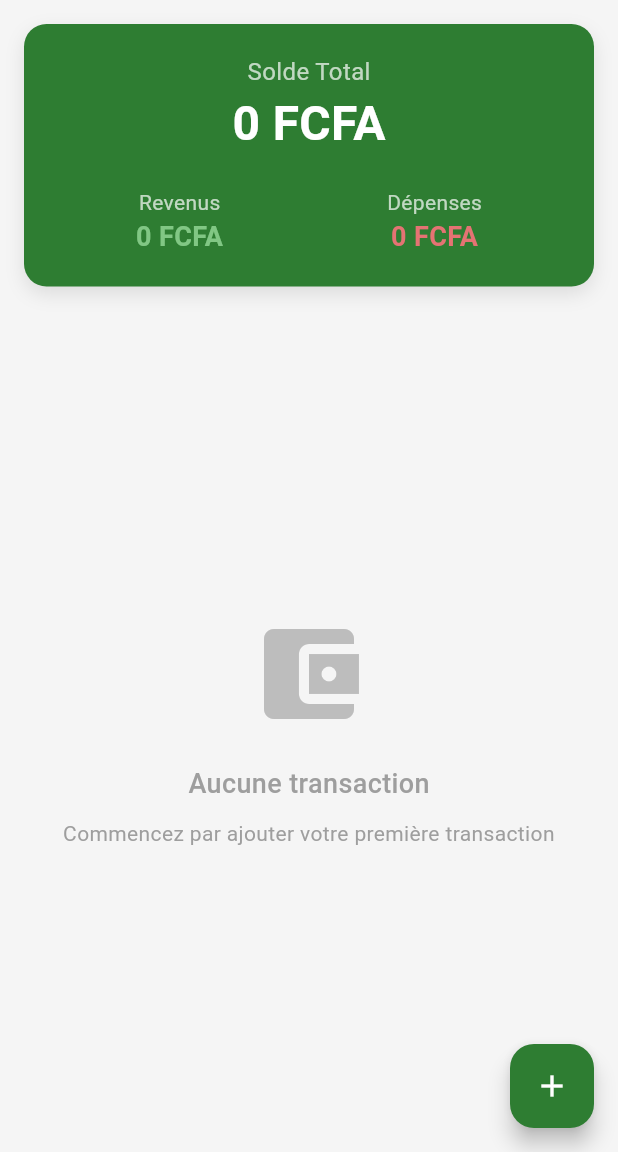
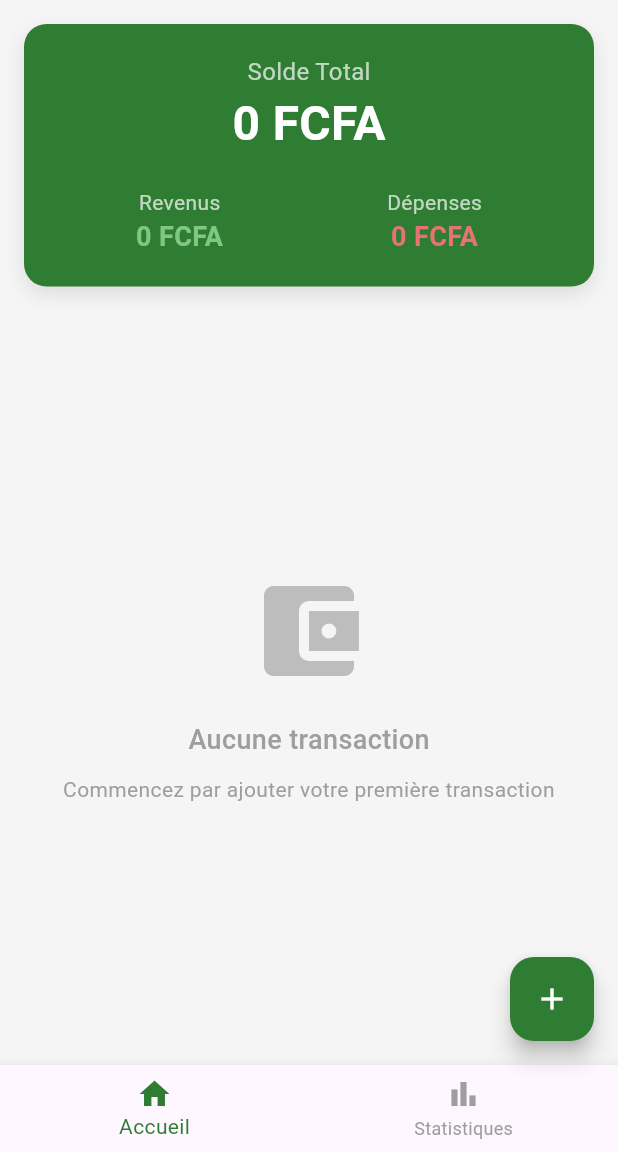
Before and after one commit to konateelhadjiibrahim9-rgb/FinTrace_Application, a Flutter app: the screen it shows after launch, on a phone screen of 412 x 824 dp, the part 84-1236 px from its top. Run offline on Flutter 3.47's test engine with Material 3 defaults, Android fonts, the phone set to English and light mode, and no system bars; our stand-ins replace hive, hive_flutter; accounts and stored records are empty.

Commit message:
navigation fonctionnelle entre l'accueil et les statistiques avec des graphiques colorés corrects

```diff
--- a/lib/screens/home_screen.dart
+++ b/lib/screens/home_screen.dart
@@ -4,6 +4,7 @@ import '../constants/app_constants.dart';
 import '../models/transaction.dart';
 import '../services/storage_service.dart';
 import 'add_transaction_screen.dart';
+import 'statistics_screen.dart';
 
 class HomeScreen extends StatefulWidget {
   const HomeScreen({super.key});
@@ -14,6 +15,7 @@ class HomeScreen extends StatefulWidget {
 
 class _HomeScreenState extends State<HomeScreen> {
   late Box<Transaction> transactionBox;
+  int _currentIndex = 0;
 
   @override
   void initState() {
@@ -52,7 +54,7 @@ class _HomeScreenState extends State<HomeScreen> {
         backgroundColor: const Color(AppConstants.primaryColor),
         elevation: 0,
         actions: [
-          if (transactionBox.isNotEmpty)
+          if (transactionBox.isNotEmpty && _currentIndex == 0)
             IconButton(
               icon: const Icon(Icons.delete_outline),
               onPressed: _showClearDataDialog,
@@ -60,7 +62,50 @@ class _HomeScreenState extends State<HomeScreen> {
             ),
         ],
       ),
-      body: ValueListenableBuilder<Box<Transaction>>(
+      body: _getCurrentScreen(),
+      bottomNavigationBar: BottomNavigationBar(
+        currentIndex: _currentIndex,
+        onTap: (index) {
+          setState(() {
+            _currentIndex = index;
+          });
+        },
+        items: const [
+          BottomNavigationBarItem(
+            icon: Icon(Icons.home),
+            label: 'Accueil',
+          ),
+          BottomNavigationBarItem(
+            icon: Icon(Icons.bar_chart),
+            label: 'Statistiques',
+          ),
+        ],
+        selectedItemColor: const Color(AppConstants.primaryColor),
+        unselectedItemColor: Colors.grey,
+      ),
+      floatingActionButton: _currentIndex == 0
+          ? FloatingActionButton(
+              onPressed: _addTransaction,
+              backgroundColor: const Color(AppConstants.primaryColor),
+              child: const Icon(Icons.add, color: Colors.white),
+            )
+          : null,
+    );
+  }
+
+  Widget _getCurrentScreen() {
+    switch (_currentIndex) {
+      case 0:
+        return _buildHomeContent();
+      case 1:
+        return const StatisticsScreen();
+      default:
+        return _buildHomeContent();
+    }
+  }
+
+  Widget _buildHomeContent() {
+    return ValueListenableBuilder<Box<Transaction>>(
       valueListenable: transactionBox.listenable(),
       builder: (context, box, widget) {
         final transactions = box.values.toList()
@@ -80,12 +125,6 @@ class _HomeScreenState extends State<HomeScreen> {
           ],
         );
       },
-      ),
-      floatingActionButton: FloatingActionButton(
-        onPressed: _addTransaction,
-        backgroundColor: const Color(AppConstants.primaryColor),
-        child: const Icon(Icons.add, color: Colors.white),
-      ),
     );
   }
 
@@ -313,12 +352,14 @@ class _HomeScreenState extends State<HomeScreen> {
 
   void _deleteTransaction(String id) async {
     await StorageService.deleteTransaction(id);
+    if (mounted) {
       ScaffoldMessenger.of(context).showSnackBar(
         const SnackBar(
           content: Text('Transaction supprimée'),
           backgroundColor: Colors.red,
         ),
       );
+    }
   }
 
   void _showClearDataDialog() {
@@ -338,12 +379,14 @@ class _HomeScreenState extends State<HomeScreen> {
             onPressed: () {
               StorageService.clearAllData();
               Navigator.pop(context);
+              if (mounted) {
                 ScaffoldMessenger.of(context).showSnackBar(
                   const SnackBar(
                     content: Text('Toutes les données ont été effacées'),
                     backgroundColor: Colors.red,
                   ),
                 );
+              }
             },
             style: TextButton.styleFrom(foregroundColor: Colors.red),
             child: const Text('Effacer'),
```
Also changed, not shown: lib/screens/statistics_screen.dart (added, +275 -0 lines), 1 other file. Lines whose indentation alone changed are shown as unchanged.
